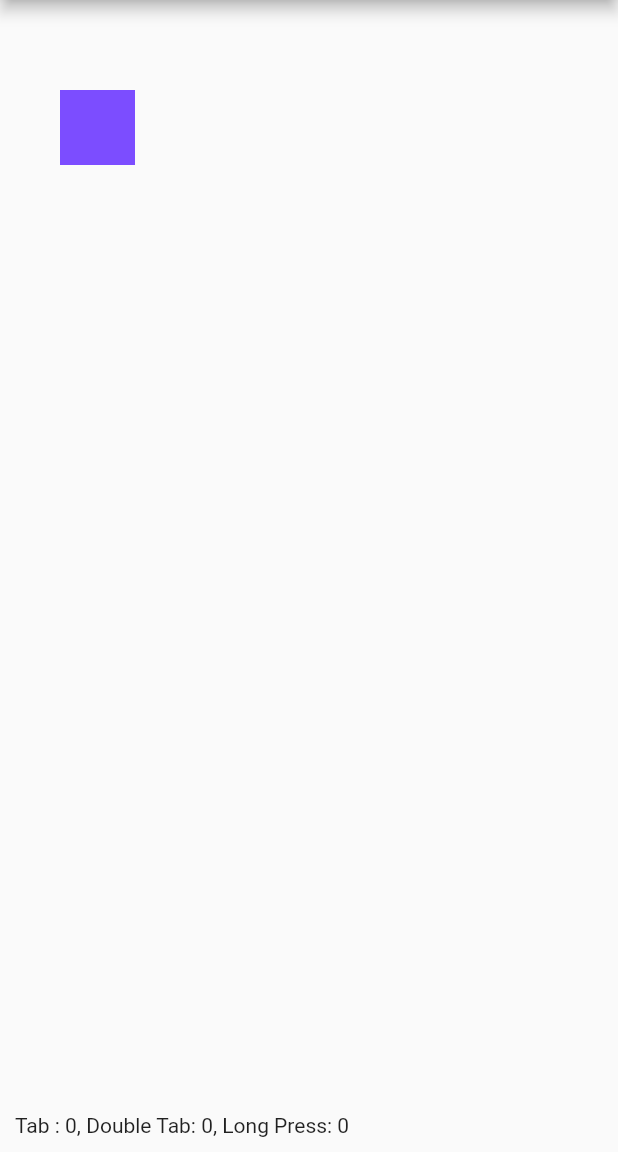
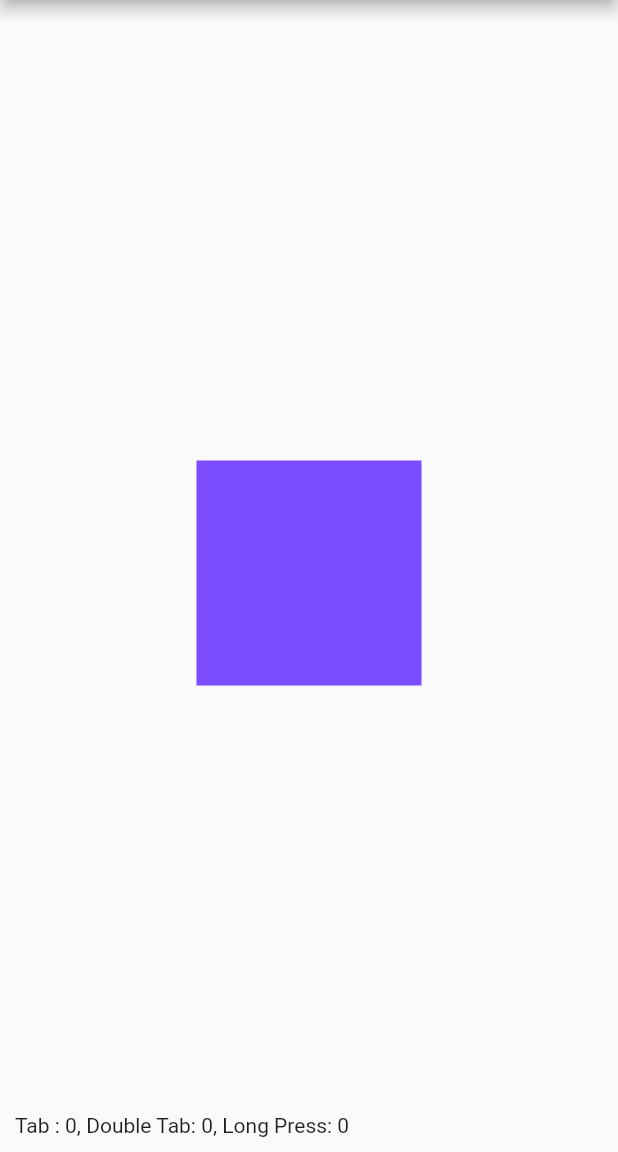
Before and after one commit to boranpek/flutter-training, a Flutter app: the screen it shows after launch, on a phone screen of 412 x 824 dp, the part 84-1236 px from its top. Run offline on Flutter 3.47's test engine with Material 2 defaults, Android fonts, the phone set to English and light mode, and no system bars.

Commit message:
read screen values

```diff
--- a/gestures_demo/lib/main.dart
+++ b/gestures_demo/lib/main.dart
@@ -26,12 +26,14 @@ class _MyHomePageState extends State<MyHomePage> {
   int tabsCount = 0;
   int doubleTabsCount = 0;
   int longPressedCount = 0;
-  double xPosition = 40.0;
-  double yPosition = 60.0;
+  double xPosition = 0.0;
+  double yPosition = 0.0;
+  double boxSize = 150.0;
 
   @override
   Widget build(BuildContext context) {
-
+    if (xPosition == 0.0)
+      centerBox(context);
     return Scaffold(
       appBar: AppBar(
         title: Text("Gestures Demo"),
@@ -68,8 +70,8 @@ class _MyHomePageState extends State<MyHomePage> {
               left: xPosition,
               top: yPosition,
               child: Container(
-                width: 50.0,
-                height: 50.0,
+                width: boxSize,
+                height: boxSize,
                 decoration: BoxDecoration(
                     color: Colors.deepPurpleAccent
                 ),
@@ -88,4 +90,14 @@ class _MyHomePageState extends State<MyHomePage> {
     );
   }
 
+  void centerBox(BuildContext context){
+    xPosition = MediaQuery.of(context).size.width / 2.0 - boxSize / 2.0;
+    yPosition = MediaQuery.of(context).size.height / 2.0 - boxSize / 2.0 - 30.0;
+
+    setState(() {
+      this.xPosition = xPosition;
+      this.yPosition = yPosition;
+    });
+  }
+
 }
```
